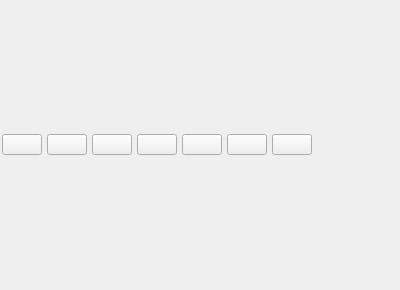
First picture: the form in src/playlistdialog.ui, repository nelkana/PurePlayer_As, before the edit.
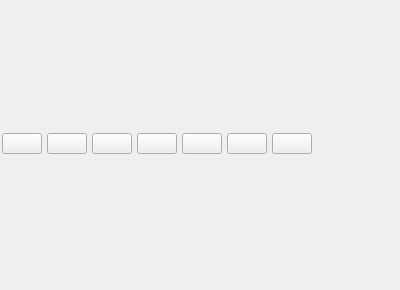
Second picture: the form after the edit. Icons and pictures are not drawn.

Diff of the .ui file:
```diff
--- a/src/playlistdialog.ui
+++ b/src/playlistdialog.ui
@@ -15,7 +15,7 @@
   </property>
   <layout class="QVBoxLayout" name="_verticalLayout">
    <property name="spacing">
-    <number>1</number>
+    <number>2</number>
    </property>
    <property name="leftMargin">
     <number>0</number>
@@ -27,7 +27,7 @@
     <number>0</number>
    </property>
    <property name="bottomMargin">
-    <number>1</number>
+    <number>2</number>
    </property>
    <item>
     <layout class="QHBoxLayout" name="_horizontalLayout">
```
